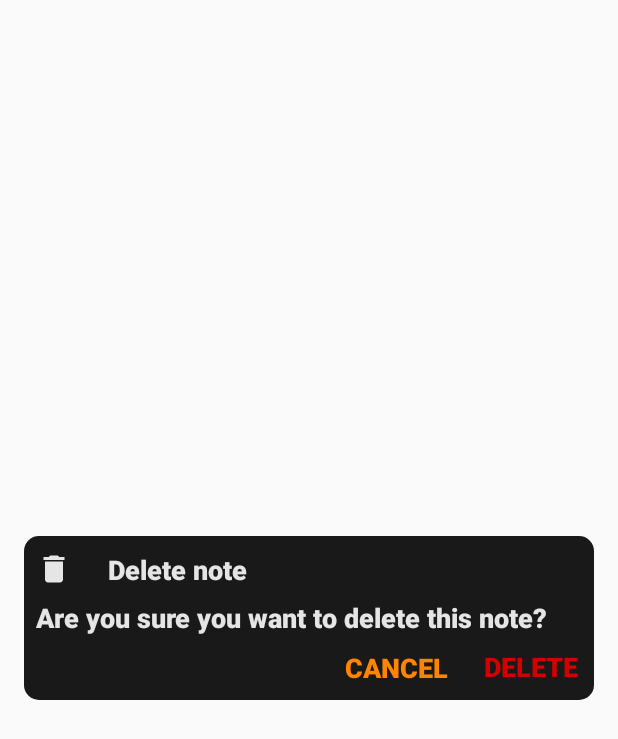
After one commit to avfe/FedNotes, an Android app: the layout delete_note.xml on its own in the app's theme, with its tools: preview values and no code run, on a phone screen of 412 x 824 dp. The commit adds this screen. Shown: the top 739 px of the screen. Run offline under Robolectric (Android 15) with nearby library versions, the phone set to English and light mode, and no system bars.

Commit message:
Ability to delete notes was added

```diff
--- /dev/null
+++ b/app/src/main/res/drawable/background_delete_alert.xml
@@ -0,0 +1,7 @@
+<?xml version="1.0" encoding="utf-8"?>
+<shape xmlns:android="http://schemas.android.com/apk/res/android"
+    android:shape="rectangle">
+
+    <solid android:color="@color/delete_alert"/>
+    <corners android:radius="10dp"/>
+</shape>
--- /dev/null
+++ b/app/src/main/res/drawable/ic_baseline_delete_24.xml
@@ -0,0 +1,5 @@
+<vector android:height="24dp" android:tint="#E5E5E5"
+    android:viewportHeight="24" android:viewportWidth="24"
+    android:width="24dp" xmlns:android="http://schemas.android.com/apk/res/android">
+    <path android:fillColor="@android:color/white" android:pathData="M6,19c0,1.1 0.9,2 2,2h8c1.1,0 2,-0.9 2,-2V7H6v12zM19,4h-3.5l-1,-1h-5l-1,1H5v2h14V4z"/>
+</vector>
--- /dev/null
+++ b/app/src/main/res/layout/delete_note.xml
@@ -0,0 +1,80 @@
+<?xml version="1.0" encoding="utf-8"?>
+<androidx.constraintlayout.widget.ConstraintLayout
+    xmlns:android="http://schemas.android.com/apk/res/android"
+    xmlns:app="http://schemas.android.com/apk/res-auto"
+    xmlns:tools="http://schemas.android.com/tools"
+    android:layout_width="match_parent"
+    android:layout_height="wrap_content"
+    android:id="@+id/layout_delete_note"
+    android:layout_margin="16dp"
+    android:background="@drawable/background_delete_alert"
+    android:layout_gravity="center">
+
+    <ImageView
+        android:id="@+id/imageView"
+        android:layout_width="wrap_content"
+        android:layout_height="wrap_content"
+        android:layout_marginTop="10dp"
+        android:layout_marginStart="8dp"
+        android:background="@android:color/transparent"
+        android:src="@drawable/ic_baseline_delete_24"
+        app:layout_constraintStart_toStartOf="parent"
+        app:layout_constraintTop_toTopOf="parent" />
+
+    <TextView
+        android:id="@+id/textView"
+        android:layout_width="wrap_content"
+        android:layout_height="wrap_content"
+        android:layout_marginStart="24dp"
+        android:fontFamily="sans-serif-black"
+        android:text="@string/delete_note"
+        android:textColor="@color/text"
+        android:textSize="18sp"
+        app:layout_constraintBottom_toBottomOf="@+id/imageView"
+        app:layout_constraintStart_toEndOf="@+id/imageView"
+        app:layout_constraintTop_toTopOf="@+id/imageView" />
+
+    <TextView
+        android:id="@+id/textView2"
+        android:layout_width="wrap_content"
+        android:layout_height="wrap_content"
+        android:layout_marginTop="8dp"
+        android:fontFamily="sans-serif-black"
+        android:text="@string/are_you_sure_you_want_to_delete_this_note"
+        android:textColor="@color/text"
+        android:textSize="18sp"
+        app:layout_constraintStart_toStartOf="@+id/imageView"
+        app:layout_constraintTop_toBottomOf="@+id/imageView" />
+
+    <TextView
+        android:id="@+id/delete_button"
+        android:layout_width="wrap_content"
+        android:layout_height="wrap_content"
+        android:layout_marginTop="8dp"
+        android:layout_marginEnd="10dp"
+        android:layout_marginBottom="10dp"
+        android:fontFamily="sans-serif-black"
+        android:text="@string/delete"
+        android:textColor="@color/delete"
+        android:textSize="18sp"
+        app:layout_constraintBottom_toBottomOf="parent"
+        app:layout_constraintEnd_toEndOf="parent"
+        app:layout_constraintTop_toBottomOf="@+id/textView2" />
+
+    <TextView
+        android:id="@+id/cancel_button"
+        android:layout_width="wrap_content"
+        android:layout_height="wrap_content"
+        android:layout_marginEnd="24dp"
+        android:layout_marginBottom="8dp"
+        android:fontFamily="sans-serif-black"
+        android:text="@string/cancel"
+        android:textColor="@color/cancel"
+        android:textSize="18sp"
+        app:layout_constraintBottom_toBottomOf="parent"
+        app:layout_constraintEnd_toStartOf="@+id/delete_button"
+        app:layout_constraintTop_toTopOf="@+id/delete_button" />
+
+
+
+</androidx.constraintlayout.widget.ConstraintLayout>
--- a/app/src/main/res/values/colors.xml
+++ b/app/src/main/res/values/colors.xml
@@ -16,7 +16,10 @@
     <color name="plus">#e5e5e5</color>
     <color name="back">#e5e5e5</color>
     <color name="done">#e5e5e5</color>
+    <color name="delete">#D30000</color>
     <color name="cursor">#FF8400</color>
+    <color name="cancel">#FF8400</color>
     <color name="add_button">#FF8400</color>
     <color name="links">#FF8400</color>
+    <color name="delete_alert">#191919</color>
 </resources>
--- a/app/src/main/res/values/strings.xml
+++ b/app/src/main/res/values/strings.xml
@@ -9,4 +9,8 @@
     <string name="type_note_here">Type note here...</string>
     <string name="title_cant_be_empty">The note must contain a title.</string>
     <string name="note_cant_be_empty">Note can\'t be empty.</string>
+    <string name="delete_note">Delete note</string>
+    <string name="are_you_sure_you_want_to_delete_this_note">Are you sure you want to delete this note?</string>
+    <string name="delete">DELETE</string>
+    <string name="cancel">CANCEL</string>
 </resources>
```
Also changed, not shown: app/src/main/java/tech/fedorov/fednotes/activities/MainActivity.java (+10 -6 lines), app/src/main/java/tech/fedorov/fednotes/activities/NoteActivity.java (+75 -0 lines), app/src/main/res/layout/activity_note.xml (+13 -0 lines).
